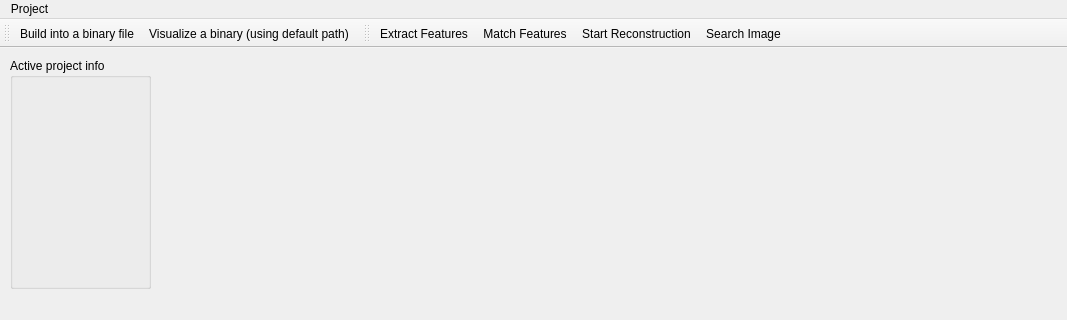
Old version of the form ui/mainwindow.ui in the repository lybros/appa; both pictures show x 0 to 1067 and y 0 to 320 of the 1067 by 618 pixel window.
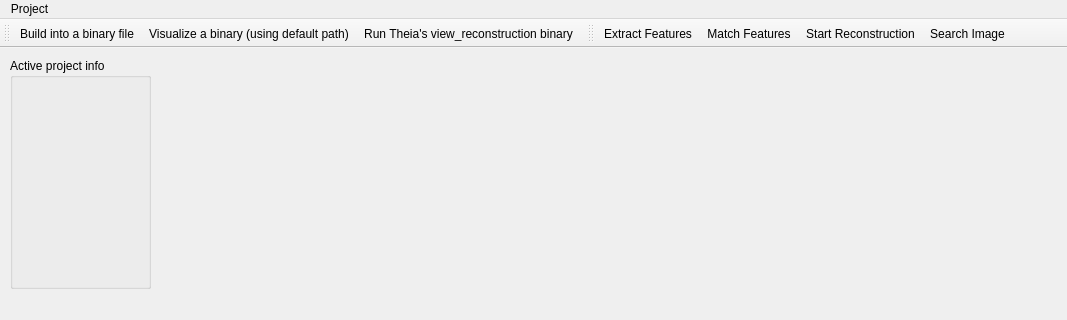
New version of the form. Icons and pictures are not drawn.

Commit message: Running Theia's view_reconstruction binary from GUI

The edit to the form file:
```diff
--- a/ui/mainwindow.ui
+++ b/ui/mainwindow.ui
@@ -66,6 +66,7 @@
    </attribute>
    <addaction name="actionBuildToBinary"/>
    <addaction name="actionVisualizeBinary"/>
+   <addaction name="actionRunExampleReconstruction"/>
   </widget>
   <widget class="QStatusBar" name="statusBar"/>
   <widget class="QToolBar" name="toolBar">
@@ -167,6 +168,14 @@
     <string>Visualize a binary (using default path)</string>
    </property>
   </action>
+  <action name="actionRunExampleReconstruction">
+   <property name="text">
+    <string>Run Theia's view_reconstruction binary</string>
+   </property>
+   <property name="toolTip">
+    <string>Run Theia's view_reconstruction binary</string>
+   </property>
+  </action>
  </widget>
  <layoutdefault spacing="6" margin="11"/>
  <resources/>
```
Left out of the diff: 2 changed lines with no effect on the pictures. The commit also changes 5 other files.
